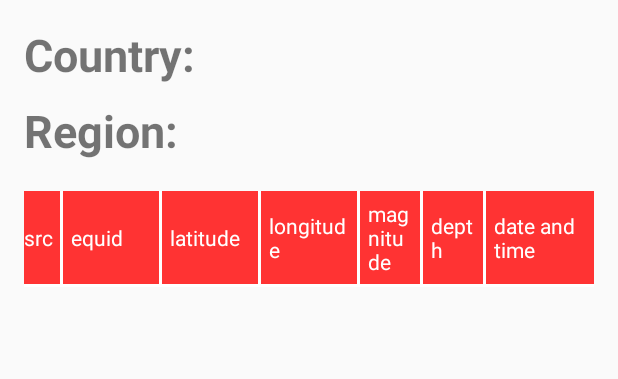
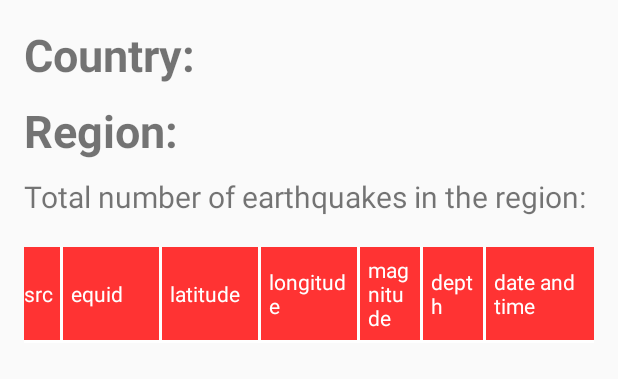
Before and after one commit to Saloni3187/EarthquakeDataApplication, an Android app: the layout earthquake_details_data.xml on its own in the app's theme, with its tools: preview values and no code run, on a phone screen of 412 x 824 dp. Shown: the top 379 px of the screen. Run offline under Robolectric (Android 15) with nearby library versions, the phone set to English and light mode, and no system bars.

Commit message:
Added Earthquake region count Added Input Validations for country

```diff
--- a/app/src/main/java/com/earthquakeapp/views/EarthquakeDetailsDataActivity.java
+++ b/app/src/main/java/com/earthquakeapp/views/EarthquakeDetailsDataActivity.java
@@ -5,11 +5,9 @@ import android.support.v7.app.AppCompatActivity;
 import android.support.v7.widget.LinearLayoutManager;
 import android.support.v7.widget.RecyclerView;
 import android.widget.TextView;
-
 import com.earthquakeapp.adapters.EarthquakeDetailsDataAdapter;
 import com.earthquakeapp.globaldata.GlobalData;
 import com.earthquakeapp.model.EarthquakesList;
-
 import java.util.ArrayList;
 
 /**This class is used to display all the data of earthquake in tabular view  based upon the region clicked in the
@@ -20,6 +18,7 @@ public class EarthquakeDetailsDataActivity extends AppCompatActivity {
     private RecyclerView mRecyclerView;
     private TextView tv_country;
     private TextView tv_region;
+    private TextView tv_total_count;
     private ArrayList<EarthquakesList> earthquakeList;
     private String country;
     private String region;
@@ -34,6 +33,7 @@ public class EarthquakeDetailsDataActivity extends AppCompatActivity {
         mRecyclerView.setLayoutManager(mLayoutManager);
         tv_country = (TextView) findViewById(R.id.tv_country);
         tv_region = (TextView) findViewById(R.id.tv_region);
+        tv_total_count= (TextView)findViewById(R.id.tv_total_count);
 
         getDetailedEarthquakeData();
     }
@@ -58,6 +58,7 @@ public class EarthquakeDetailsDataActivity extends AppCompatActivity {
         tv_region.setText(tv_region.getText()+" "+region);
 
         mAdapter = new EarthquakeDetailsDataAdapter(earthquakeList);
+        tv_total_count.setText(tv_total_count.getText()+" "+mAdapter.getItemCount()+"");
         //setting values in recycler view i.e data in tabular form.
         mRecyclerView.setAdapter(mAdapter);
     }
--- a/app/src/main/res/layout/earthquake_details_data.xml
+++ b/app/src/main/res/layout/earthquake_details_data.xml
@@ -26,12 +26,21 @@
         android:textSize="@dimen/_txt_heading"
         android:textStyle="bold"
         android:layout_below="@id/tv_country"/>
+
+    <TextView
+        android:id="@+id/tv_total_count"
+        android:layout_width="wrap_content"
+        android:layout_height="wrap_content"
+        android:layout_marginTop="10dp"
+        android:text="@string/_lbl_total_count"
+        android:textSize="@dimen/_txt_normal"
+        android:layout_below="@id/tv_region"/>
     <LinearLayout
         android:id="@+id/title_text"
         android:layout_width="match_parent"
         android:layout_height="wrap_content"
         android:background="@color/colorOrange"
-        android:layout_below="@+id/tv_region"
+        android:layout_below="@+id/tv_total_count"
         android:orientation="horizontal"
         android:gravity="center"
         android:layout_marginTop="20dp">
--- a/app/src/main/res/values/strings.xml
+++ b/app/src/main/res/values/strings.xml
@@ -246,6 +246,7 @@
     <string name="_lbl_depth">depth</string>
     <string name="_lbl_timedate">date and time</string>
     <string name="_txt_list_title">Click on list Item to get details data</string>
+    <string name="_lbl_total_count">Total number of earthquakes in the region: </string>
 
 
 
```
Also changed, not shown: app/src/main/java/com/earthquakeapp/views/EarthquakeDataDisplayActivity.java (+23 -5 lines).
